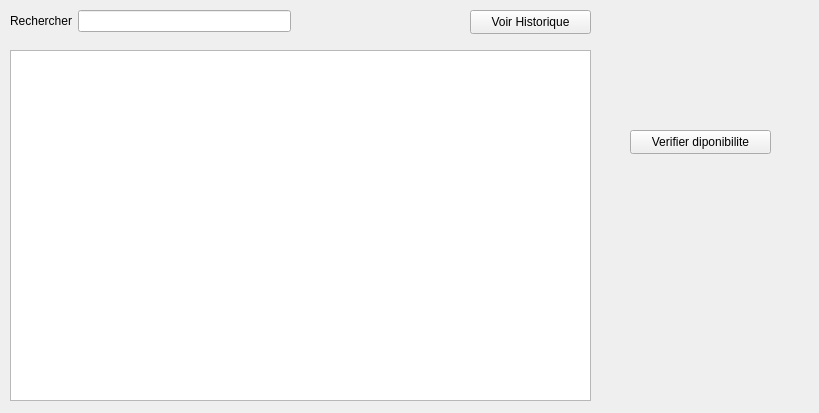
Frankral/ProjetFinL1, file historique/listechambre.ui: the form before one commit.
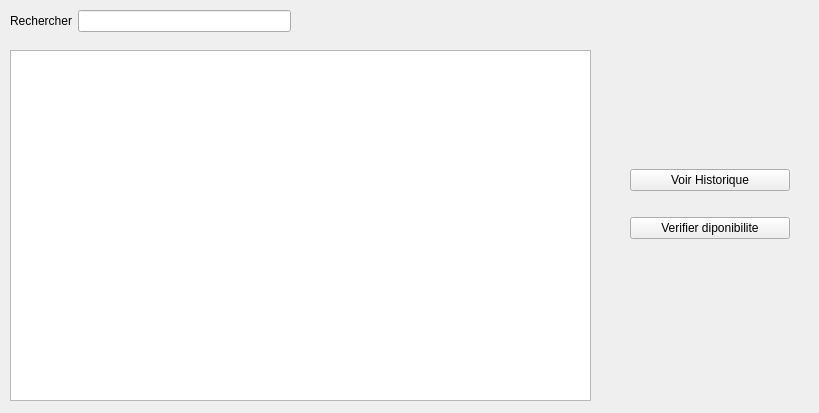
The form after the commit.

Commit message: ajout chambre occupee + ajustement listechambre

What changed in the file:
```diff
--- a/historique/listechambre.ui
+++ b/historique/listechambre.ui
@@ -63,43 +63,11 @@
     </item>
    </layout>
   </widget>
-  <widget class="QPushButton" name="voirButton">
-   <property name="geometry">
-    <rect>
-     <x>470</x>
-     <y>10</y>
-     <width>121</width>
-     <height>24</height>
-    </rect>
-   </property>
-   <property name="cursor">
-    <cursorShape>PointingHandCursor</cursorShape>
-   </property>
-   <property name="text">
-    <string>Voir Historique</string>
-   </property>
-  </widget>
-  <widget class="QPushButton" name="verifierButton">
-   <property name="geometry">
-    <rect>
-     <x>630</x>
-     <y>130</y>
-     <width>141</width>
-     <height>24</height>
-    </rect>
-   </property>
-   <property name="cursor">
-    <cursorShape>PointingHandCursor</cursorShape>
-   </property>
-   <property name="text">
-    <string>Verifier diponibilite</string>
-   </property>
-  </widget>
   <widget class="QLabel" name="resultatLabel">
    <property name="geometry">
     <rect>
      <x>600</x>
-     <y>200</y>
+     <y>310</y>
      <width>211</width>
      <height>20</height>
     </rect>
@@ -108,6 +76,38 @@
     <string/>
    </property>
   </widget>
+  <widget class="QWidget" name="verticalLayoutWidget">
+   <property name="geometry">
+    <rect>
+     <x>630</x>
+     <y>149</y>
+     <width>160</width>
+     <height>111</height>
+    </rect>
+   </property>
+   <layout class="QVBoxLayout" name="verticalLayout">
+    <item>
+     <widget class="QPushButton" name="voirButton">
+      <property name="cursor">
+       <cursorShape>PointingHandCursor</cursorShape>
+      </property>
+      <property name="text">
+       <string>Voir Historique</string>
+      </property>
+     </widget>
+    </item>
+    <item>
+     <widget class="QPushButton" name="verifierButton">
+      <property name="cursor">
+       <cursorShape>PointingHandCursor</cursorShape>
+      </property>
+      <property name="text">
+       <string>Verifier diponibilite</string>
+      </property>
+     </widget>
+    </item>
+   </layout>
+  </widget>
  </widget>
  <resources/>
  <connections/>
```
The commit also changes 8 other files.
